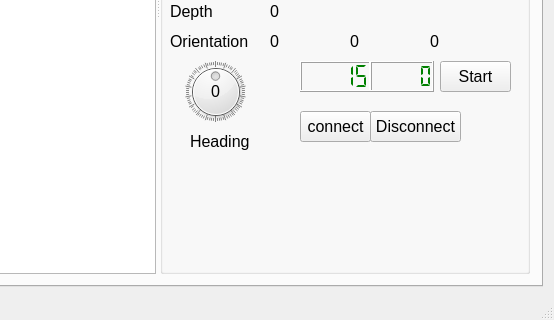
This is mainwindow.ui in robocenter-rov/remote-control as Qt 5 draws it before an edit; both pictures show x 703 to 1257 and y 328 to 648 of the 1257 by 648 pixel window. The edited form follows.
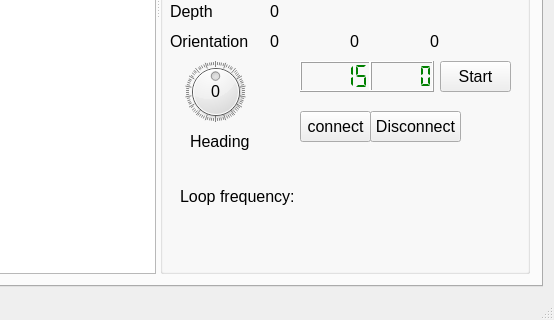
This is the edited form. Custom widgets are drawn as their Qt base class.

Commit message: Show remote loop frequency

```diff
--- a/mainwindow.ui
+++ b/mainwindow.ui
@@ -776,6 +776,32 @@
              <string>Invert</string>
             </property>
            </widget>
+           <widget class="QLabel" name="label_23">
+            <property name="geometry">
+             <rect>
+              <x>20</x>
+              <y>445</y>
+              <width>121</width>
+              <height>20</height>
+             </rect>
+            </property>
+            <property name="text">
+             <string>Loop frequency:</string>
+            </property>
+           </widget>
+           <widget class="QLabel" name="LoopFrequencyLabel">
+            <property name="geometry">
+             <rect>
+              <x>140</x>
+              <y>449</y>
+              <width>91</width>
+              <height>16</height>
+             </rect>
+            </property>
+            <property name="text">
+             <string>   </string>
+            </property>
+           </widget>
           </widget>
          </widget>
         </item>
```
The commit also changes 1 other file.
